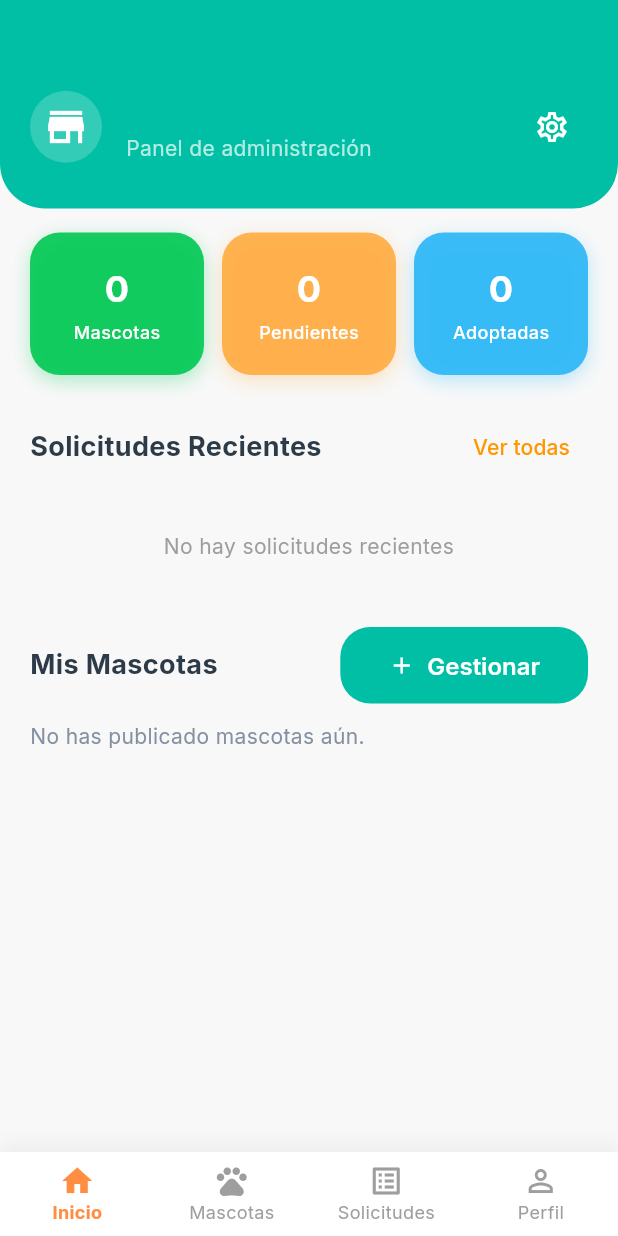
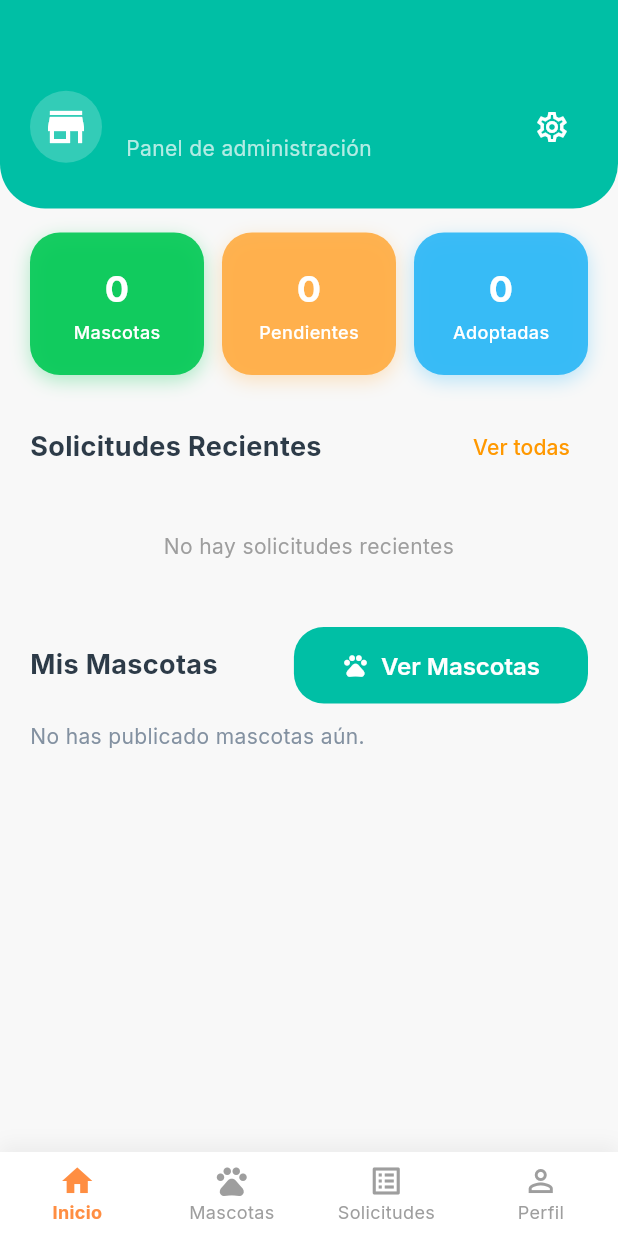
Before and after one commit to jmvillanueva-dev/MobilApp_Flutter_PetAdopt, a Flutter app: the HomePage screen opened directly with empty values, on a phone screen of 412 x 824 dp. Run offline on Flutter 3.47's test engine with Material 3 defaults, Android fonts, the phone set to English and light mode, and no system bars; our stand-ins replace app_links, connectivity_plus, dartz, equatable, flutter_bloc, flutter_dotenv and 6 more; accounts and stored records are empty.

Commit message:
feat: add onTabChange callback to ShelterHomePage for tab navigation

```diff
--- a/lib/features/home/presentation/pages/home_page.dart
+++ b/lib/features/home/presentation/pages/home_page.dart
@@ -36,7 +36,10 @@ class _HomePageState extends State<HomePage> {
             const ProfilePage(),
           ]
         : [
-            ShelterHomePage(user: widget.user), // Inicio Refugio
+            ShelterHomePage(
+              user: widget.user,
+              onTabChange: (index) => setState(() => _currentIndex = index),
+            ),
             BlocProvider(
               create: (_) =>
                   getIt<PetsBloc>()..add(PetsLoadRequested(widget.user.id)),
--- a/lib/features/home/presentation/pages/shelter_home_page.dart
+++ b/lib/features/home/presentation/pages/shelter_home_page.dart
@@ -4,7 +4,6 @@ import 'package:get_it/get_it.dart';
 import 'package:supabase_flutter/supabase_flutter.dart';
 import '../../../../features/pets/presentation/bloc/pets_bloc.dart';
 import '../../../../features/pets/presentation/bloc/pets_state.dart';
-import '../../../../features/pets/presentation/pages/pets_list_page.dart';
 import '../../../adoption/presentation/bloc/adoption_bloc.dart';
 import '../../../adoption/presentation/bloc/adoption_event.dart';
 import '../../../adoption/presentation/bloc/adoption_state.dart';
@@ -14,8 +13,13 @@ import '../../../pets/presentation/bloc/pets_event.dart';
 
 class ShelterHomePage extends StatefulWidget {
   final UserEntity user;
+  final Function(int)? onTabChange;
 
-  const ShelterHomePage({super.key, required this.user});
+  const ShelterHomePage({
+    super.key,
+    required this.user,
+    this.onTabChange,
+  });
 
   @override
   State<ShelterHomePage> createState() => _ShelterHomePageState();
@@ -35,14 +39,22 @@ class _ShelterHomePageState extends State<ShelterHomePage> {
           create: (_) => GetIt.I<AdoptionBloc>()..add(LoadShelterRequests()),
         ),
       ],
-      child: _ShelterDashboard(user: widget.user),
+      child: _ShelterDashboard(
+        user: widget.user,
+        onTabChange: widget.onTabChange,
+      ),
     );
   }
 }
 
 class _ShelterDashboard extends StatelessWidget {
   final UserEntity user;
-  const _ShelterDashboard({required this.user});
+  final Function(int)? onTabChange;
+
+  const _ShelterDashboard({
+    required this.user,
+    this.onTabChange,
+  });
 
   @override
   Widget build(BuildContext context) {
@@ -117,16 +129,11 @@ class _ShelterDashboard extends StatelessWidget {
                   ),
                   ElevatedButton.icon(
                     onPressed: () {
-                      // Navegar a agregar mascota
-                      Navigator.push(
-                        context,
-                        MaterialPageRoute(
-                          builder: (context) => PetsListPage(user: user),
-                        ),
-                      );
+                      // Cambiar a la pestaña de Mascotas (índice 1 para refugios)
+                      onTabChange?.call(1);
                     },
-                    icon: const Icon(Icons.add, size: 18),
-                    label: const Text('Gestionar'),
+                    icon: const Icon(Icons.pets, size: 18),
+                    label: const Text('Ver Mascotas'),
                     style: ElevatedButton.styleFrom(
                       backgroundColor: const Color(0xFF00BFA5),
                       foregroundColor: Colors.white,
```
Lines whose indentation alone changed are shown as unchanged.
